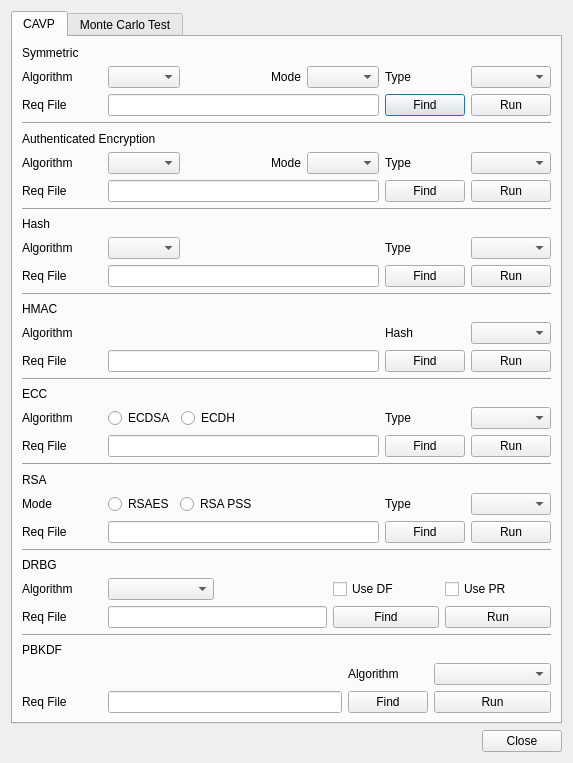
The window that BerEditor/cavp_dlg.ui (jykim74/BerEditor) describes before a commit, drawn with Qt 5.
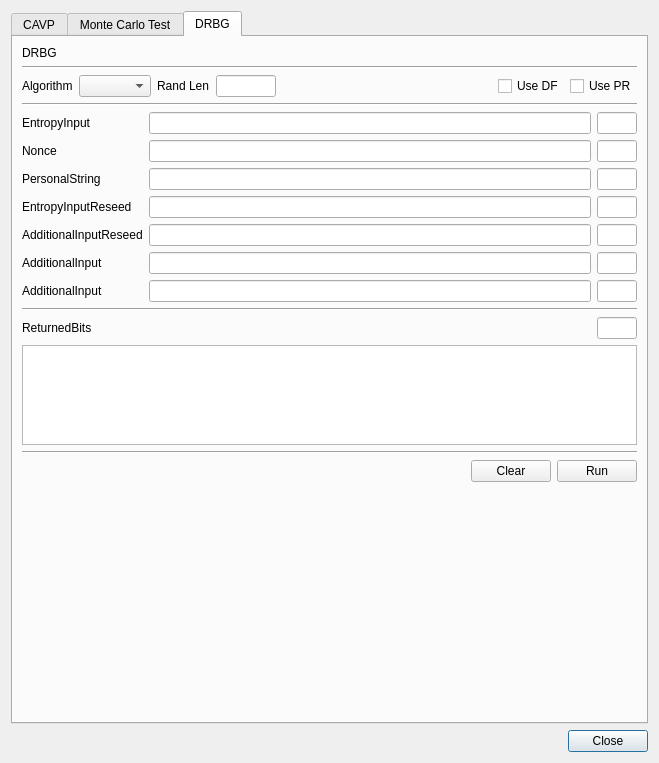
The same window after the commit.

Commit message: CAVP CTR-DRBG 기능 추가

Patch:
```diff
--- a/BerEditor/cavp_dlg.ui
+++ b/BerEditor/cavp_dlg.ui
@@ -6,18 +6,45 @@
    <rect>
     <x>0</x>
     <y>0</y>
-    <width>573</width>
-    <height>750</height>
+    <width>659</width>
+    <height>756</height>
    </rect>
   </property>
   <property name="windowTitle">
    <string>CAVP Dialog</string>
   </property>
   <layout class="QGridLayout" name="gridLayout">
+   <item row="1" column="0">
+    <layout class="QGridLayout" name="gridLayout_10">
+     <property name="topMargin">
+      <number>0</number>
+     </property>
+     <item row="0" column="1">
+      <widget class="QPushButton" name="mCloseBtn">
+       <property name="text">
+        <string>Close</string>
+       </property>
+      </widget>
+     </item>
+     <item row="0" column="0">
+      <spacer name="horizontalSpacer_7">
+       <property name="orientation">
+        <enum>Qt::Horizontal</enum>
+       </property>
+       <property name="sizeHint" stdset="0">
+        <size>
+         <width>40</width>
+         <height>20</height>
+        </size>
+       </property>
+      </spacer>
+     </item>
+    </layout>
+   </item>
    <item row="0" column="0">
     <widget class="QTabWidget" name="tabWidget">
      <property name="currentIndex">
-      <number>0</number>
+      <number>2</number>
      </property>
      <widget class="QWidget" name="tab">
       <attribute name="title">
@@ -697,6 +724,19 @@
          </item>
         </layout>
        </item>
+       <item>
+        <spacer name="verticalSpacer_2">
+         <property name="orientation">
+          <enum>Qt::Vertical</enum>
+         </property>
+         <property name="sizeHint" stdset="0">
+          <size>
+           <width>20</width>
+           <height>40</height>
+          </size>
+         </property>
+        </spacer>
+       </item>
       </layout>
      </widget>
      <widget class="QWidget" name="tab_2">
@@ -1130,35 +1170,367 @@
        </item>
       </layout>
      </widget>
+     <widget class="QWidget" name="tab_3">
+      <attribute name="title">
+       <string>DRBG</string>
+      </attribute>
+      <layout class="QVBoxLayout" name="verticalLayout_3">
+       <item>
+        <widget class="QLabel" name="label_51">
+         <property name="text">
+          <string>DRBG</string>
+         </property>
+        </widget>
+       </item>
+       <item>
+        <widget class="Line" name="line_12">
+         <property name="orientation">
+          <enum>Qt::Horizontal</enum>
+         </property>
+        </widget>
+       </item>
+       <item>
+        <layout class="QGridLayout" name="gridLayout_16">
+         <item row="0" column="1">
+          <widget class="QComboBox" name="mDRBG2AlgCombo"/>
+         </item>
+         <item row="0" column="3">
+          <widget class="QLineEdit" name="mDRBG2RandLenText">
+           <property name="maximumSize">
+            <size>
+             <width>60</width>
+             <height>16777215</height>
+            </size>
+           </property>
+          </widget>
+         </item>
+         <item row="0" column="5">
+          <widget class="QCheckBox" name="mDRBG2UseDFCheck">
+           <property name="text">
+            <string>Use DF</string>
+           </property>
+          </widget>
+         </item>
+         <item row="0" column="6">
+          <widget class="QCheckBox" name="mDRBG2UsePRCheck">
+           <property name="text">
+            <string>Use PR</string>
+           </property>
+          </widget>
+         </item>
+         <item row="0" column="0">
+          <widget class="QLabel" name="label_52">
+           <property name="text">
+            <string>Algorithm</string>
+           </property>
+          </widget>
+         </item>
+         <item row="0" column="2">
+          <widget class="QLabel" name="label_53">
+           <property name="text">
+            <string>Rand Len</string>
+           </property>
+          </widget>
+         </item>
+         <item row="0" column="4">
+          <spacer name="horizontalSpacer_6">
+           <property name="orientation">
+            <enum>Qt::Horizontal</enum>
+           </property>
+           <property name="sizeHint" stdset="0">
+            <size>
+             <width>40</width>
+             <height>20</height>
+            </size>
+           </property>
+          </spacer>
+         </item>
+        </layout>
+       </item>
+       <item>
+        <widget class="Line" name="line_11">
+         <property name="orientation">
+          <enum>Qt::Horizontal</enum>
+         </property>
+        </widget>
+       </item>
+       <item>
+        <layout class="QGridLayout" name="gridLayout_15">
+         <item row="5" column="0">
+          <widget class="QLabel" name="label_59">
+           <property name="text">
+            <string>AdditionalInput</string>
+           </property>
+          </widget>
+         </item>
+         <item row="3" column="0">
+          <widget class="QLabel" name="label_57">
+           <property name="text">
+            <string>EntropyInputReseed</string>
+           </property>
+          </widget>
+         </item>
+         <item row="6" column="0">
+          <widget class="QLabel" name="label_60">
+           <property name="text">
+            <string>AdditionalInput</string>
+           </property>
+          </widget>
+         </item>
+         <item row="0" column="0">
+          <widget class="QLabel" name="label_54">
+           <property name="text">
+            <string>EntropyInput</string>
+           </property>
+          </widget>
+         </item>
+         <item row="1" column="0">
+          <widget class="QLabel" name="label_55">
+           <property name="text">
+            <string>Nonce</string>
+           </property>
+          </widget>
+         </item>
+         <item row="2" column="0">
+          <widget class="QLabel" name="label_56">
+           <property name="text">
+            <string>PersonalString</string>
+           </property>
+          </widget>
+         </item>
+         <item row="0" column="1">
+          <widget class="QLineEdit" name="mDRBG2EntropyInputText"/>
+         </item>
+         <item row="1" column="1">
+          <widget class="QLineEdit" name="mDRBG2NonceText"/>
+         </item>
+         <item row="2" column="1">
+          <widget class="QLineEdit" name="mDRBG2PersonalStringText"/>
+         </item>
+         <item row="4" column="0">
+          <widget class="QLabel" name="label_58">
+           <property name="text">
+            <string>AdditionalInputReseed</string>
+           </property>
+          </widget>
+         </item>
+         <item row="0" column="2">
+          <widget class="QLineEdit" name="mDRBG2EntropyInputLenText">
+           <property name="maximumSize">
+            <size>
+             <width>40</width>
+             <height>16777215</height>
+            </size>
+           </property>
+           <property name="readOnly">
+            <bool>true</bool>
+           </property>
+          </widget>
+         </item>
+         <item row="3" column="1">
+          <widget class="QLineEdit" name="mDRBG2EntropyInputReseedText"/>
+         </item>
+         <item row="4" column="1">
+          <widget class="QLineEdit" name="mDRBG2AdditionalInputReseedText"/>
+         </item>
+         <item row="5" column="1">
+          <widget class="QLineEdit" name="mDRBG2AdditionalInputText"/>
+         </item>
+         <item row="6" column="1">
+          <widget class="QLineEdit" name="mDRBG2AdditionalInput2Text"/>
+         </item>
+         <item row="1" column="2">
+          <widget class="QLineEdit" name="mDRBG2NonceLenText">
+           <property name="maximumSize">
+            <size>
+             <width>40</width>
+             <height>16777215</height>
+            </size>
+           </property>
+           <property name="readOnly">
+            <bool>true</bool>
+           </property>
+          </widget>
+         </item>
+         <item row="2" column="2">
+          <widget class="QLineEdit" name="mDRBG2PersonalStringLenText">
+           <property name="maximumSize">
+            <size>
+             <width>40</width>
+             <height>16777215</height>
+            </size>
+           </property>
+           <property name="readOnly">
+            <bool>true</bool>
+           </property>
+          </widget>
+         </item>
+         <item row="3" column="2">
+          <widget class="QLineEdit" name="mDRBG2EntropyInputReseedLenText">
+           <property name="maximumSize">
+            <size>
+             <width>40</width>
+             <height>16777215</height>
+            </size>
+           </property>
+           <property name="readOnly">
+            <bool>true</bool>
+           </property>
+          </widget>
+         </item>
+         <item row="4" column="2">
+          <widget class="QLineEdit" name="mDRBG2AdditionalInputReseedLenText">
+           <property name="maximumSize">
+            <size>
+             <width>40</width>
+             <height>16777215</height>
+            </size>
+           </property>
+           <property name="readOnly">
+            <bool>true</bool>
+           </property>
+          </widget>
+         </item>
+         <item row="5" column="2">
+          <widget class="QLineEdit" name="mDRBG2AdditionalInputLenText">
+           <property name="maximumSize">
+            <size>
+             <width>40</width>
+             <height>16777215</height>
+            </size>
+           </property>
+           <property name="readOnly">
+            <bool>true</bool>
+           </property>
+          </widget>
+         </item>
+         <item row="6" column="2">
+          <widget class="QLineEdit" name="mDRBG2AdditionalInput2LenText">
+           <property name="maximumSize">
+            <size>
+             <width>40</width>
+             <height>16777215</height>
+            </size>
+           </property>
+           <property name="readOnly">
+            <bool>true</bool>
+           </property>
+          </widget>
+         </item>
+        </layout>
+       </item>
+       <item>
+        <widget class="Line" name="line_10">
+         <property name="orientation">
+          <enum>Qt::Horizontal</enum>
+         </property>
+        </widget>
+       </item>
+       <item>
+        <layout class="QGridLayout" name="gridLayout_18">
+         <item row="0" column="0">
+          <widget class="QLabel" name="label_61">
+           <property name="text">
+            <string>ReturnedBits</string>
+           </property>
+          </widget>
+         </item>
+         <item row="0" column="2">
+          <widget class="QLineEdit" name="mDRBG2ReturnedBitsLenText">
+           <property name="maximumSize">
+            <size>
+             <width>40</width>
+             <height>16777215</height>
+            </size>
+           </property>
+           <property name="readOnly">
+            <bool>true</bool>
+           </property>
+          </widget>
+         </item>
+         <item row="0" column="1">
+          <spacer name="horizontalSpacer_15">
+           <property name="orientation">
+            <enum>Qt::Horizontal</enum>
+           </property>
+           <property name="sizeHint" stdset="0">
+            <size>
+             <width>40</width>
+             <height>20</height>
+            </size>
+           </property>
+          </spacer>
+         </item>
+        </layout>
+       </item>
+       <item>
+        <widget class="QPlainTextEdit" name="mDRBG2ReturnedBitsText">
+         <property name="maximumSize">
+          <size>
+           <width>16777215</width>
+           <height>100</height>
+          </size>
+         </property>
+         <property name="readOnly">
+          <bool>true</bool>
+         </property>
+        </widget>
+       </item>
+       <item>
+        <widget class="Line" name="line_13">
+         <property name="orientation">
+          <enum>Qt::Horizontal</enum>
+         </property>
+        </widget>
+       </item>
+       <item>
+        <layout class="QGridLayout" name="gridLayout_17">
+         <item row="0" column="2">
+          <widget class="QPushButton" name="mDRBG2RunBtn">
+           <property name="text">
+            <string>Run</string>
+           </property>
+          </widget>
+         </item>
+         <item row="0" column="1">
+          <widget class="QPushButton" name="mDRBG2ClearBtn">
+           <property name="text">
+            <string>Clear</string>
+           </property>
+          </widget>
+         </item>
+         <item row="0" column="0">
+          <spacer name="horizontalSpacer_14">
+           <property name="orientation">
+            <enum>Qt::Horizontal</enum>
+           </property>
+           <property name="sizeHint" stdset="0">
+            <size>
+             <width>40</width>
+             <height>20</height>
+            </size>
+           </property>
+          </spacer>
+         </item>
+        </layout>
+       </item>
+       <item>
+        <spacer name="verticalSpacer_3">
+         <property name="orientation">
+          <enum>Qt::Vertical</enum>
+         </property>
+         <property name="sizeHint" stdset="0">
+          <size>
+           <width>20</width>
+           <height>40</height>
+          </size>
+         </property>
+        </spacer>
+       </item>
+      </layout>
+     </widget>
     </widget>
    </item>
-   <item row="1" column="0">
-    <layout class="QGridLayout" name="gridLayout_10">
-     <property name="topMargin">
-      <number>0</number>
-     </property>
-     <item row="0" column="1">
-      <widget class="QPushButton" name="mCloseBtn">
-       <property name="text">
-        <string>Close</string>
-       </property>
-      </widget>
-     </item>
-     <item row="0" column="0">
-      <spacer name="horizontalSpacer_7">
-       <property name="orientation">
-        <enum>Qt::Horizontal</enum>
-       </property>
-       <property name="sizeHint" stdset="0">
-        <size>
-         <width>40</width>
-         <height>20</height>
-        </size>
-       </property>
-      </spacer>
-     </item>
-    </layout>
-   </item>
   </layout>
  </widget>
  <resources/>
```
The commit also changes 2 other files.
